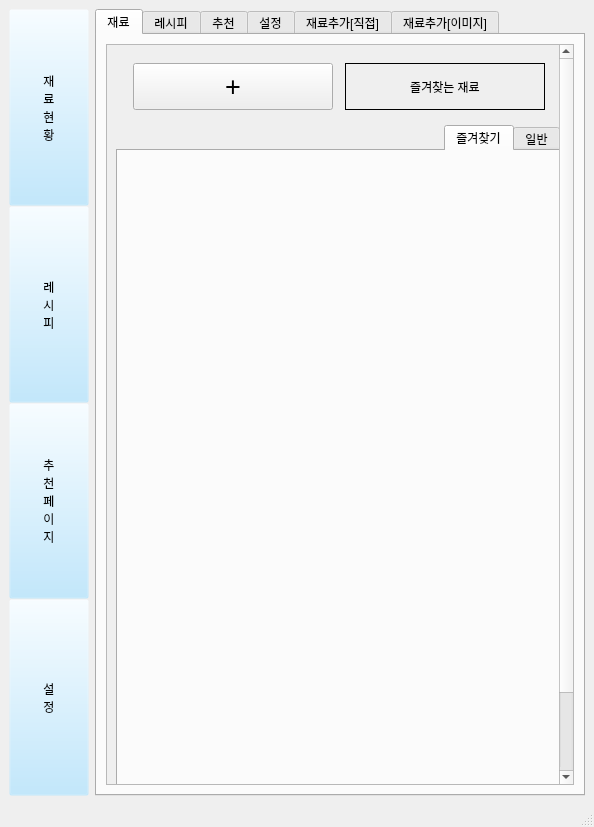
lsm-k/team-project, file interface/material_stat.ui: the form before one commit.
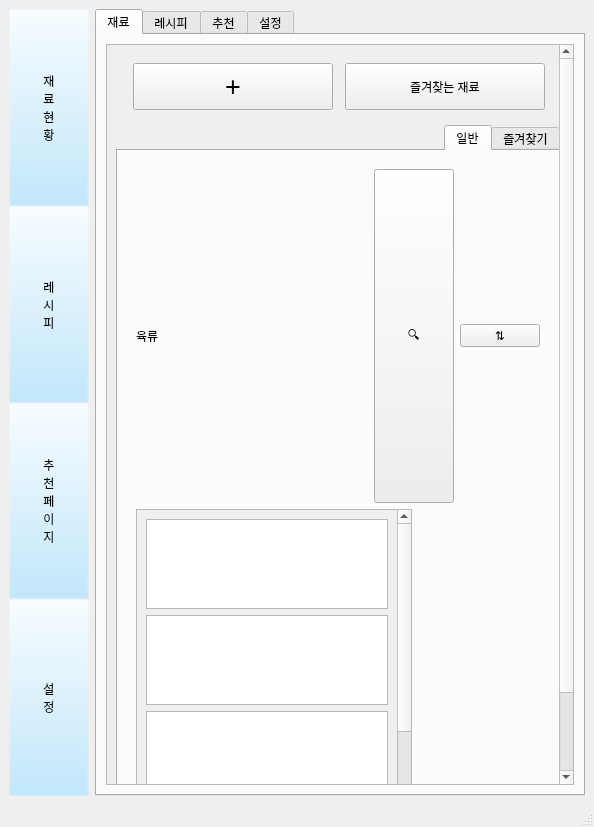
The form after the commit. The open tabs and pages were chosen to show the change.

Commit message: remove tabs

```diff
--- a/interface/material_stat.ui
+++ b/interface/material_stat.ui
@@ -151,9 +151,9 @@
              <property name="geometry">
               <rect>
                <x>0</x>
-               <y>0</y>
-               <width>453</width>
-               <height>817</height>
+               <y>-96</y>
+               <width>464</width>
+               <height>833</height>
               </rect>
              </property>
              <property name="layoutDirection">
@@ -190,12 +190,7 @@
                     </size>
                    </property>
                    <property name="styleSheet">
-                    <string notr="true">border-color: rgb(0, 0, 0);
-selection-background-color: rgb(207, 207, 207);
-border-style: outset;
-border-width: 1px;
-border-radius: 25;
-</string>
+                    <string notr="true"/>
                    </property>
                    <property name="text">
                     <string>즐겨찾는 재료</string>
@@ -241,7 +236,7 @@
                 </property>
                 <widget class="QWidget" name="ref_normal" native="true">
                  <attribute name="title">
-                  <string>일반</string>
+                  <string>즐겨찾기</string>
                  </attribute>
                  <layout class="QGridLayout" name="gridLayout_3">
                   <item row="1" column="1">
@@ -1048,8 +1043,210 @@
                 </widget>
                 <widget class="QWidget" name="ref_fav">
                  <attribute name="title">
-                  <string>즐겨찾기</string>
+                  <string>일반</string>
                  </attribute>
+                 <layout class="QGridLayout" name="gridLayout_2">
+                  <item row="0" column="0">
+                   <widget class="QFrame" name="verticalFrame_7">
+                    <layout class="QVBoxLayout" name="verticalLayout_14">
+                     <item>
+                      <layout class="QHBoxLayout" name="horizontalLayout_10">
+                       <item>
+                        <widget class="QPushButton" name="pushButton_10">
+                         <property name="sizePolicy">
+                          <sizepolicy hsizetype="Fixed" vsizetype="Fixed">
+                           <horstretch>0</horstretch>
+                           <verstretch>0</verstretch>
+                          </sizepolicy>
+                         </property>
+                         <property name="minimumSize">
+                          <size>
+                           <width>13</width>
+                           <height>0</height>
+                          </size>
+                         </property>
+                         <property name="text">
+                          <string>⇅</string>
+                         </property>
+                        </widget>
+                       </item>
+                       <item>
+                        <widget class="QPushButton" name="pushButton_11">
+                         <property name="sizePolicy">
+                          <sizepolicy hsizetype="Fixed" vsizetype="Preferred">
+                           <horstretch>0</horstretch>
+                           <verstretch>0</verstretch>
+                          </sizepolicy>
+                         </property>
+                         <property name="minimumSize">
+                          <size>
+                           <width>5</width>
+                           <height>24</height>
+                          </size>
+                         </property>
+                         <property name="text">
+                          <string>🔍︎</string>
+                         </property>
+                        </widget>
+                       </item>
+                       <item>
+                        <spacer name="horizontalSpacer_5">
+                         <property name="orientation">
+                          <enum>Qt::Orientation::Horizontal</enum>
+                         </property>
+                         <property name="sizeHint" stdset="0">
+                          <size>
+                           <width>150</width>
+                           <height>20</height>
+                          </size>
+                         </property>
+                        </spacer>
+                       </item>
+                       <item>
+                        <widget class="QLabel" name="label_5">
+                         <property name="text">
+                          <string>육류</string>
+                         </property>
+                        </widget>
+                       </item>
+                      </layout>
+                     </item>
+                     <item>
+                      <widget class="QScrollArea" name="scrollArea_7">
+                       <property name="sizePolicy">
+                        <sizepolicy hsizetype="Fixed" vsizetype="Fixed">
+                         <horstretch>0</horstretch>
+                         <verstretch>0</verstretch>
+                        </sizepolicy>
+                       </property>
+                       <property name="minimumSize">
+                        <size>
+                         <width>190</width>
+                         <height>295</height>
+                        </size>
+                       </property>
+                       <property name="layoutDirection">
+                        <enum>Qt::LayoutDirection::LeftToRight</enum>
+                       </property>
+                       <property name="horizontalScrollBarPolicy">
+                        <enum>Qt::ScrollBarPolicy::ScrollBarAlwaysOff</enum>
+                       </property>
+                       <property name="widgetResizable">
+                        <bool>true</bool>
+                       </property>
+                       <widget class="QWidget" name="scrollAreaWidgetContents_7">
+                        <property name="geometry">
+                         <rect>
+                          <x>0</x>
+                          <y>0</y>
+                          <width>262</width>
+                          <height>492</height>
+                         </rect>
+                        </property>
+                        <layout class="QVBoxLayout" name="verticalLayout_15">
+                         <item>
+                          <widget class="QTextBrowser" name="textBrowser_21">
+                           <property name="enabled">
+                            <bool>true</bool>
+                           </property>
+                           <property name="sizePolicy">
+                            <sizepolicy hsizetype="Fixed" vsizetype="Fixed">
+                             <horstretch>0</horstretch>
+                             <verstretch>0</verstretch>
+                            </sizepolicy>
+                           </property>
+                           <property name="minimumSize">
+                            <size>
+                             <width>160</width>
+                             <height>90</height>
+                            </size>
+                           </property>
+                          </widget>
+                         </item>
+                         <item>
+                          <widget class="QTextBrowser" name="textBrowser_22">
+                           <property name="enabled">
+                            <bool>true</bool>
+                           </property>
+                           <property name="sizePolicy">
+                            <sizepolicy hsizetype="Fixed" vsizetype="Fixed">
+                             <horstretch>0</horstretch>
+                             <verstretch>0</verstretch>
+                            </sizepolicy>
+                           </property>
+                           <property name="minimumSize">
+                            <size>
+                             <width>160</width>
+                             <height>90</height>
+                            </size>
+                           </property>
+                          </widget>
+                         </item>
+                         <item>
+                          <widget class="QTextBrowser" name="textBrowser_23">
+                           <property name="enabled">
+                            <bool>true</bool>
+                           </property>
+                           <property name="sizePolicy">
+                            <sizepolicy hsizetype="Fixed" vsizetype="Fixed">
+                             <horstretch>0</horstretch>
+                             <verstretch>0</verstretch>
+                            </sizepolicy>
+                           </property>
+                           <property name="minimumSize">
+                            <size>
+                             <width>160</width>
+                             <height>90</height>
+                            </size>
+                           </property>
+                          </widget>
+                         </item>
+                         <item>
+                          <widget class="QTextBrowser" name="textBrowser_24">
+                           <property name="enabled">
+                            <bool>true</bool>
+                           </property>
+                           <property name="sizePolicy">
+                            <sizepolicy hsizetype="Fixed" vsizetype="Fixed">
+                             <horstretch>0</horstretch>
+                             <verstretch>0</verstretch>
+                            </sizepolicy>
+                           </property>
+                           <property name="minimumSize">
+                            <size>
+                             <width>160</width>
+                             <height>90</height>
+                            </size>
+                           </property>
+                          </widget>
+                         </item>
+                         <item>
+                          <widget class="QTextBrowser" name="textBrowser_25">
+                           <property name="enabled">
+                            <bool>true</bool>
+                           </property>
+                           <property name="sizePolicy">
+                            <sizepolicy hsizetype="Fixed" vsizetype="Fixed">
+                             <horstretch>0</horstretch>
+                             <verstretch>0</verstretch>
+                            </sizepolicy>
+                           </property>
+                           <property name="minimumSize">
+                            <size>
+                             <width>160</width>
+                             <height>90</height>
+                            </size>
+                           </property>
+                          </widget>
+                         </item>
+                        </layout>
+                       </widget>
+                      </widget>
+                     </item>
+                    </layout>
+                   </widget>
+                  </item>
+                 </layout>
                 </widget>
                </widget>
               </item>
@@ -1173,118 +1370,6 @@
           </item>
          </layout>
         </widget>
-        <widget class="QWidget" name="ref_add_self_tab">
-         <attribute name="title">
-          <string>재료추가[직접]</string>
-         </attribute>
-         <widget class="QWidget" name="formLayoutWidget">
-          <property name="geometry">
-           <rect>
-            <x>0</x>
-            <y>10</y>
-            <width>481</width>
-            <height>116</height>
-           </rect>
-          </property>
-          <layout class="QFormLayout" name="formLayout">
-           <item row="0" column="0">
-            <widget class="QLabel" name="RefName">
-             <property name="text">
-              <string>이름</string>
-             </property>
-            </widget>
-           </item>
-           <item row="0" column="1">
-            <widget class="QLineEdit" name="name_line_edit"/>
-           </item>
-           <item row="1" column="0">
-            <widget class="QLabel" name="Amount">
-             <property name="text">
-              <string>양</string>
-             </property>
-            </widget>
-           </item>
-           <item row="1" column="1">
-            <widget class="QLineEdit" name="amount_line_edit"/>
-           </item>
-           <item row="2" column="0">
-            <widget class="QLabel" name="expiration_duration_label">
-             <property name="text">
-              <string>소비기한</string>
-             </property>
-            </widget>
-           </item>
-           <item row="2" column="1">
-            <widget class="QDateEdit" name="expiration_duration_date_edit">
-             <property name="frame">
-              <bool>true</bool>
-             </property>
-             <property name="dateTime">
-              <datetime>
-               <hour>6</hour>
-               <minute>0</minute>
-               <second>3</second>
-               <year>2025</year>
-               <month>1</month>
-               <day>30</day>
-              </datetime>
-             </property>
-             <property name="calendarPopup">
-              <bool>true</bool>
-             </property>
-             <property name="date">
-              <date>
-               <year>2025</year>
-               <month>1</month>
-               <day>30</day>
-              </date>
-             </property>
-            </widget>
-           </item>
-           <item row="3" column="0">
-            <widget class="QLabel" name="type_label">
-             <property name="text">
-              <string>종류</string>
-             </property>
-            </widget>
-           </item>
-           <item row="3" column="1">
-            <widget class="QComboBox" name="type_combo_box"/>
-           </item>
-          </layout>
-         </widget>
-         <widget class="QWidget" name="horizontalLayoutWidget">
-          <property name="geometry">
-           <rect>
-            <x>0</x>
-            <y>130</y>
-            <width>491</width>
-            <height>81</height>
-           </rect>
-          </property>
-          <layout class="QHBoxLayout" name="horizontalLayout_3">
-           <item>
-            <widget class="QPushButton" name="ref_add_self_ok_btn">
-             <property name="text">
-              <string>추가하기</string>
-             </property>
-            </widget>
-           </item>
-           <item>
-            <widget class="QPushButton" name="ref_add_self_cancel_btn">
-             <property name="text">
-              <string>취소하기</string>
-             </property>
-            </widget>
-           </item>
-          </layout>
-         </widget>
-        </widget>
-        <widget class="QWidget" name="ref_add_image_tab">
-         <attribute name="title">
-          <string>재료추가[이미지]</string>
-         </attribute>
-        </widget>
        </widget>
       </item>
      </layout>
```
Left out of the diff: 8 changed lines with no effect on the pictures. The commit also changes 2 other files.
